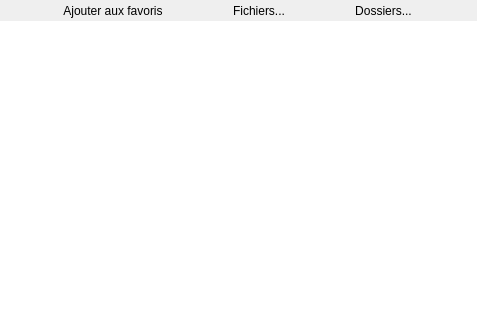
Before: the Qt Designer form src/opener.ui in RxLaboratory/Dufrap, drawn with Qt 5.
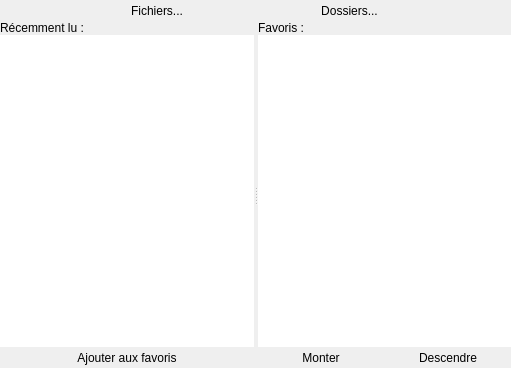
After: the same form once the commit is applied. Icons and pictures are not drawn.

Patch:
```diff
--- a/src/opener.ui
+++ b/src/opener.ui
@@ -9,8 +9,8 @@
    <rect>
     <x>0</x>
     <y>0</y>
-    <width>477</width>
-    <height>324</height>
+    <width>511</width>
+    <height>368</height>
    </rect>
   </property>
   <property name="sizePolicy">
@@ -35,7 +35,7 @@
   <property name="modal">
    <bool>true</bool>
   </property>
-  <layout class="QVBoxLayout" name="verticalLayout">
+  <layout class="QVBoxLayout" name="verticalLayout_3">
    <property name="spacing">
     <number>0</number>
    </property>
@@ -56,32 +56,6 @@
      <property name="spacing">
       <number>0</number>
      </property>
-     <item>
-      <widget class="QToolButton" name="addToFavs">
-       <property name="text">
-        <string>Ajouter aux favoris</string>
-       </property>
-       <property name="icon">
-        <iconset resource="ressources.qrc">
-         <normaloff>:/icones/favs</normaloff>:/icones/favs</iconset>
-       </property>
-       <property name="iconSize">
-        <size>
-         <width>32</width>
-         <height>32</height>
-        </size>
-       </property>
-       <property name="checkable">
-        <bool>true</bool>
-       </property>
-       <property name="toolButtonStyle">
-        <enum>Qt::ToolButtonTextBesideIcon</enum>
-       </property>
-       <property name="autoRaise">
-        <bool>true</bool>
-       </property>
-      </widget>
-     </item>
      <item>
       <widget class="QToolButton" name="file">
        <property name="text">
@@ -131,19 +105,158 @@
     </layout>
    </item>
    <item>
-    <widget class="QListWidget" name="favsList">
-     <property name="frameShape">
-      <enum>QFrame::NoFrame</enum>
+    <widget class="QSplitter" name="splitter">
+     <property name="sizePolicy">
+      <sizepolicy hsizetype="Expanding" vsizetype="Expanding">
+       <horstretch>0</horstretch>
+       <verstretch>0</verstretch>
+      </sizepolicy>
      </property>
-     <property name="alternatingRowColors">
-      <bool>true</bool>
+     <property name="orientation">
+      <enum>Qt::Horizontal</enum>
      </property>
-     <property name="selectionMode">
-      <enum>QAbstractItemView::ExtendedSelection</enum>
-     </property>
-     <property name="selectionBehavior">
-      <enum>QAbstractItemView::SelectRows</enum>
-     </property>
+     <widget class="QWidget" name="">
+      <layout class="QVBoxLayout" name="verticalLayout_2">
+       <property name="spacing">
+        <number>0</number>
+       </property>
+       <item>
+        <widget class="QLabel" name="label">
+         <property name="text">
+          <string>Récemment lu :</string>
+         </property>
+        </widget>
+       </item>
+       <item>
+        <widget class="QListWidget" name="recentList">
+         <property name="frameShape">
+          <enum>QFrame::NoFrame</enum>
+         </property>
+         <property name="alternatingRowColors">
+          <bool>true</bool>
+         </property>
+         <property name="selectionMode">
+          <enum>QAbstractItemView::ExtendedSelection</enum>
+         </property>
+         <property name="selectionBehavior">
+          <enum>QAbstractItemView::SelectRows</enum>
+         </property>
+        </widget>
+       </item>
+       <item alignment="Qt::AlignHCenter">
+        <widget class="QToolButton" name="addToFavs">
+         <property name="text">
+          <string>Ajouter aux favoris</string>
+         </property>
+         <property name="icon">
+          <iconset resource="ressources.qrc">
+           <normaloff>:/icones/favs</normaloff>:/icones/favs</iconset>
+         </property>
+         <property name="iconSize">
+          <size>
+           <width>32</width>
+           <height>32</height>
+          </size>
+         </property>
+         <property name="toolButtonStyle">
+          <enum>Qt::ToolButtonTextBesideIcon</enum>
+         </property>
+         <property name="autoRaise">
+          <bool>true</bool>
+         </property>
+        </widget>
+       </item>
+      </layout>
+     </widget>
+     <widget class="QWidget" name="">
+      <layout class="QVBoxLayout" name="verticalLayout">
+       <property name="spacing">
+        <number>0</number>
+       </property>
+       <item>
+        <widget class="QLabel" name="label_2">
+         <property name="text">
+          <string>Favoris :</string>
+         </property>
+        </widget>
+       </item>
+       <item>
+        <widget class="QListWidget" name="favsList">
+         <property name="frameShape">
+          <enum>QFrame::NoFrame</enum>
+         </property>
+         <property name="alternatingRowColors">
+          <bool>true</bool>
+         </property>
+         <property name="selectionMode">
+          <enum>QAbstractItemView::ExtendedSelection</enum>
+         </property>
+         <property name="selectionBehavior">
+          <enum>QAbstractItemView::SelectRows</enum>
+         </property>
+        </widget>
+       </item>
+       <item>
+        <layout class="QHBoxLayout" name="horizontalLayout_2">
+         <property name="spacing">
+          <number>0</number>
+         </property>
+         <item alignment="Qt::AlignHCenter">
+          <widget class="QToolButton" name="upButton">
+           <property name="text">
+            <string>Monter</string>
+           </property>
+           <property name="icon">
+            <iconset resource="ressources.qrc">
+             <normaloff>:/icones/up</normaloff>:/icones/up</iconset>
+           </property>
+           <property name="iconSize">
+            <size>
+             <width>32</width>
+             <height>32</height>
+            </size>
+           </property>
+           <property name="checkable">
+            <bool>true</bool>
+           </property>
+           <property name="toolButtonStyle">
+            <enum>Qt::ToolButtonTextBesideIcon</enum>
+           </property>
+           <property name="autoRaise">
+            <bool>true</bool>
+           </property>
+          </widget>
+         </item>
+         <item alignment="Qt::AlignHCenter">
+          <widget class="QToolButton" name="downButton">
+           <property name="text">
+            <string>Descendre</string>
+           </property>
+           <property name="icon">
+            <iconset resource="ressources.qrc">
+             <normaloff>:/icones/down</normaloff>:/icones/down</iconset>
+           </property>
+           <property name="iconSize">
+            <size>
+             <width>32</width>
+             <height>32</height>
+            </size>
+           </property>
+           <property name="checkable">
+            <bool>true</bool>
+           </property>
+           <property name="toolButtonStyle">
+            <enum>Qt::ToolButtonTextBesideIcon</enum>
+           </property>
+           <property name="autoRaise">
+            <bool>true</bool>
+           </property>
+          </widget>
+         </item>
+        </layout>
+       </item>
+      </layout>
+     </widget>
     </widget>
    </item>
   </layout>
```
